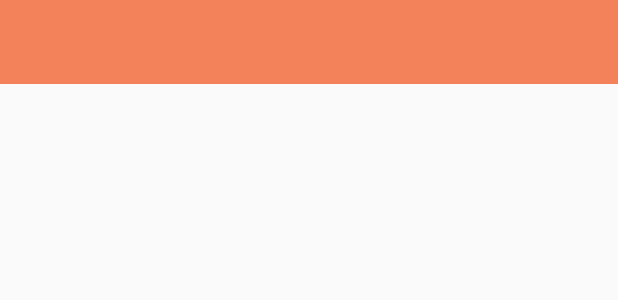
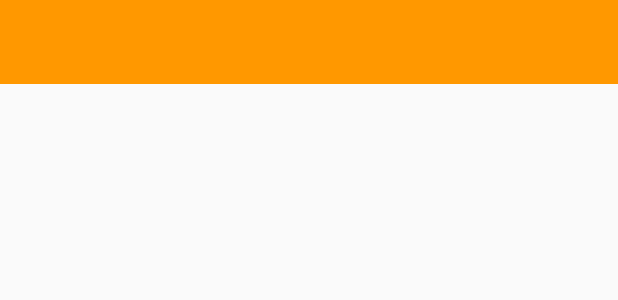
Before and after one commit to ilmirashaim/popovakazakovaMobileTextbook, an Android app: the layout app_toolbar.xml on its own in the app's theme, with its tools: preview values and no code run, on a phone screen of 412 x 824 dp. Shown: the top 300 px of the screen. Run offline under Robolectric (Android 15) with nearby library versions, the phone set to English and light mode, and no system bars.

Commit message:
color adjustment

```diff
--- a/app/src/main/res/values/colors.xml
+++ b/app/src/main/res/values/colors.xml
@@ -1,17 +1,14 @@
 <resources>
 
-    <color name="colorPrimary">#f3825a</color>
-    <color name="colorPrimaryDark">#da6748</color>
+    <color name="colorPrimary">#FF9800</color>
+    <color name="colorPrimaryDark">#F57C00</color>
 
-    <color name="colorAccent">#ffae2f22</color>
-    <!--<color name="colorAccent">#69160e</color>-->
-    <!--<color name="colorAccent">#7b2118</color>-->
+    <color name="colorAccent">#E65100</color>
 
+    <color name="fab_color_1">#E65100</color>
+    <color name="fab_color_1_muted">#97f3825a</color>
+    <color name="fab_color_2">#E65100</color>
+    <color name="fab_color_2_muted">#97f3825a</color>
     <color name="text">#000000</color>
-    <color name="button_color">#f3825a</color>
-    <color name="fab_color_1">#ffae2f22</color>
-    <color name="fab_color_1_muted">#ad8f2e35</color>
-    <color name="fab_color_2">#ffae2f22</color>
-    <color name="fab_color_2_muted">#ad8f2e35</color>
 
 </resources>
```
